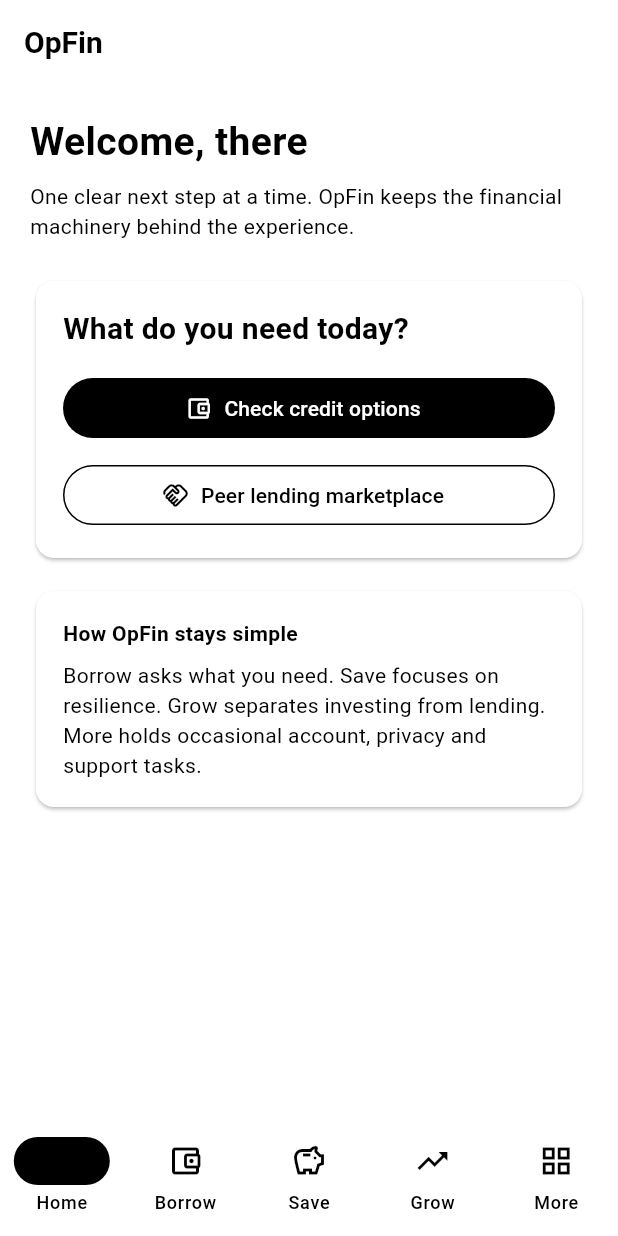
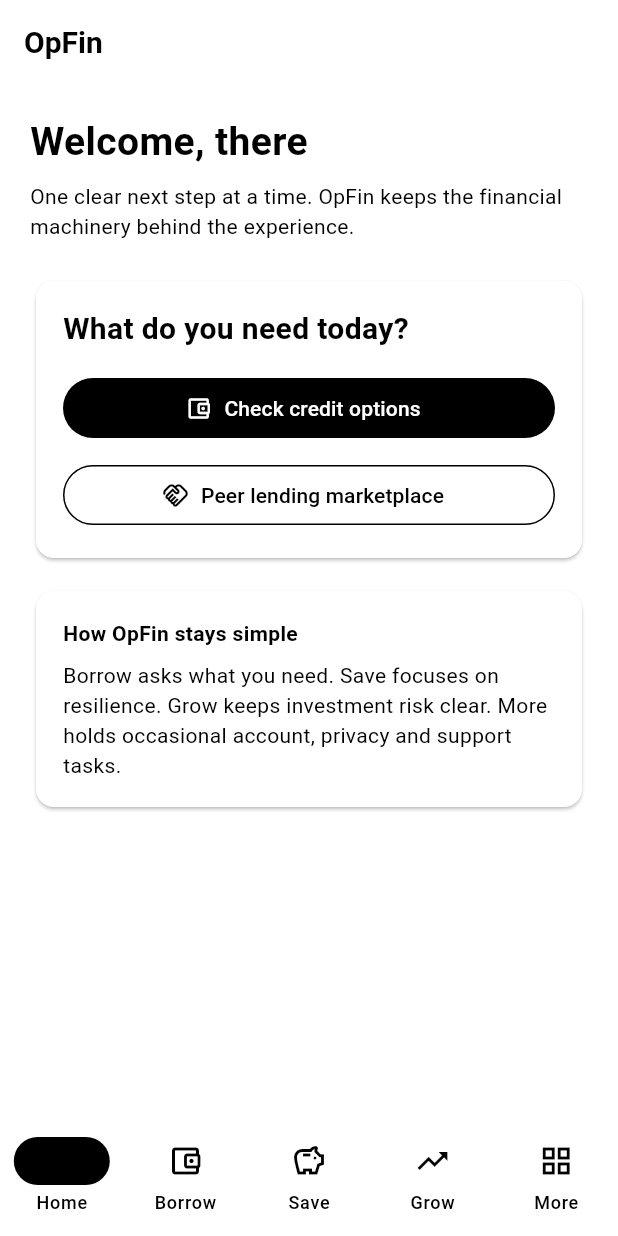
Before and after one commit to lynelk/OpFin, a Flutter app: the HomeScreen screen opened directly, on a phone screen of 412 x 824 dp. Run offline on Flutter 3.47's test engine with Material 3 defaults, Android fonts, the light colour scheme and no system bars; our stand-ins replace flutter_secure_storage, lottie, shared_preferences; accounts and stored records are empty; network calls fail.

Commit message:
Remove unlicensed peer lending from default iOS home

```diff
--- a/opfin-frontend/lib/home_screen.dart
+++ b/opfin-frontend/lib/home_screen.dart
@@ -88,6 +88,7 @@ class _HomeWidgetState extends State<HomeWidget> {
                   label: const Text('Check credit options'),
                 ),
               ),
+              if (appStorePeerLendingEnabled) ...[
                 const SizedBox(height: 10),
                 SizedBox(
                   width: double.infinity,
@@ -97,6 +98,7 @@ class _HomeWidgetState extends State<HomeWidget> {
                     label: const Text('Peer lending marketplace'),
                   ),
                 ),
+              ],
             ]),
           ),
         ),
@@ -107,7 +109,7 @@ class _HomeWidgetState extends State<HomeWidget> {
             child: Column(crossAxisAlignment: CrossAxisAlignment.start, children: [
               Text('How OpFin stays simple', style: TextStyle(fontWeight: FontWeight.bold)),
               SizedBox(height: 8),
-              Text('Borrow asks what you need. Save focuses on resilience. Grow separates investing from lending. More holds occasional account, privacy and support tasks.'),
+              Text('Borrow asks what you need. Save focuses on resilience. Grow keeps investment risk clear. More holds occasional account, privacy and support tasks.'),
             ]),
           ),
         ),
```
Lines whose indentation alone changed are shown as unchanged.
